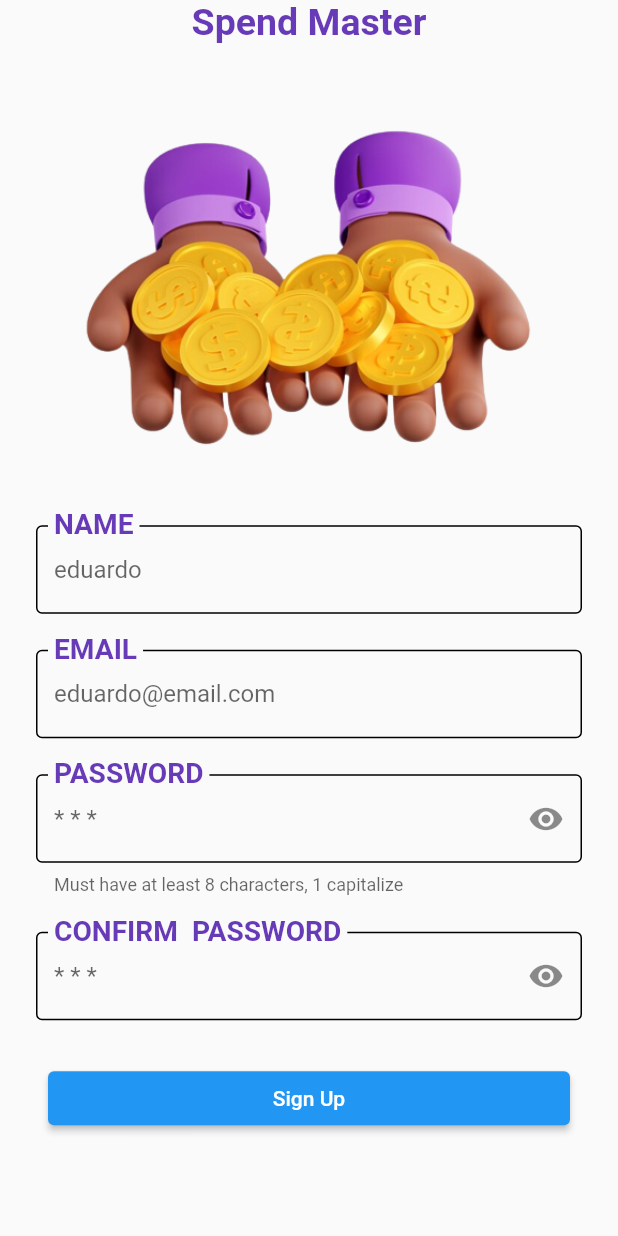
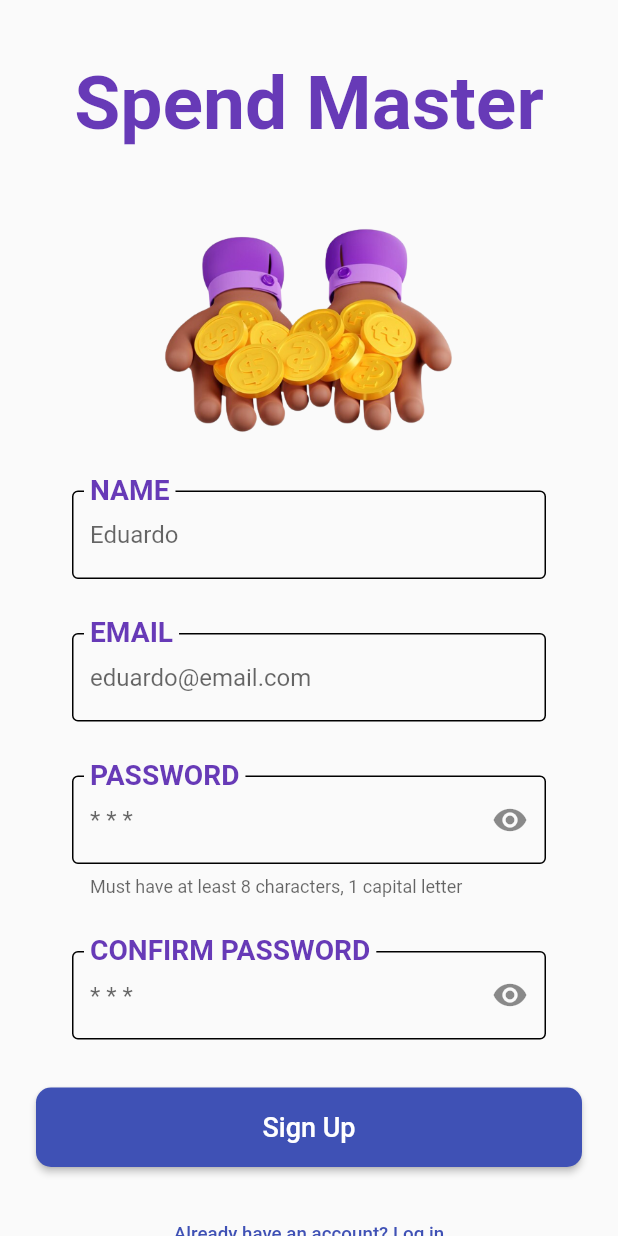
Before and after one commit to EduardoHoltz/Finace-pay, a Flutter app: the screen it shows after launch, on a phone screen of 412 x 824 dp. Run offline on Flutter 3.47's test engine with Material 2 defaults, Android fonts, the phone set to English and light mode, and no system bars.

Commit message:
Sign_up Page Refactor

```diff
--- a/lib/common/widgets/custom_password_form.dart
+++ b/lib/common/widgets/custom_password_form.dart
@@ -1,5 +1,3 @@
-import 'dart:developer';
-
 import 'package:finance_pay/common/widgets/custom_form_text_form_field.dart';
 import 'package:flutter/material.dart';
 
@@ -11,13 +9,15 @@ class PasswordFormField extends StatefulWidget {
   final String? Function(String?)? validator;
   final String? helperText;
 
-  const PasswordFormField(
-      {super.key,
-      this.controller,
-      this.padding,
-      this.hintText,
-      this.labelText,
-      this.validator, this.helperText});
+  const PasswordFormField({
+    Key? key,
+    this.controller,
+    this.padding,
+    this.hintText,
+    this.labelText,
+    this.validator,
+    this.helperText,
+  }) : super(key: key);
 
   @override
   State<PasswordFormField> createState() => _PasswordFormFieldState();
@@ -39,10 +39,9 @@ class _PasswordFormFieldState extends State<PasswordFormField> {
       suffixIcon: InkWell(
         borderRadius: BorderRadius.circular(23.0),
         onTap: () {
-          log('pressed!');
-          // rebuilding obscureText with 'false' value
+          // Toggle the visibility of the password
           setState(() {
-            isHidden = false;
+            isHidden = !isHidden;
           });
         },
         child: Icon(isHidden ? Icons.visibility : Icons.visibility_off),
--- a/lib/features/sign_up/sign_up_view.dart
+++ b/lib/features/sign_up/sign_up_view.dart
@@ -9,7 +9,7 @@ import 'package:finance_pay/common/widgets/custom_text_list_button.dart';
 import 'package:flutter/material.dart';
 
 class SignUpView extends StatefulWidget {
-  const SignUpView({super.key});
+  const SignUpView({Key? key}) : super(key: key);
 
   @override
   State<SignUpView> createState() => _SignUpViewState();
@@ -22,47 +22,61 @@ class _SignUpViewState extends State<SignUpView> {
   @override
   Widget build(BuildContext context) {
     return Scaffold(
-      body: ListView(
+      body: SingleChildScrollView(
+        child: Padding(
+          padding: const EdgeInsets.all(24.0),
+          child: Column(
+            mainAxisAlignment: MainAxisAlignment.center,
+            crossAxisAlignment: CrossAxisAlignment.stretch,
             children: [
-          // Text
-          Text(
+              // Logo
+              Padding(
+                padding: const EdgeInsets.symmetric(vertical: 16.0),
+                child: Text(
                   'Spend Master',
                   textAlign: TextAlign.center,
-            style: AppText.mediumText.copyWith(color: AppColors.pinkColor),
+                  style: AppText.bigText.copyWith(color: AppColors.pinkColor),
+                ),
               ),
 
-          // Img
-          Image.asset('assets/imgs/cellphone_sign_up.png'),
+              // Image
+              Image.asset(
+                'assets/imgs/cellphone_sign_up.png',
+                height: 200,
+              ),
 
               // Form
               Form(
                 key: _formKey,
                 child: Column(
                   children: [
-                // name | email field
+                    // Name | Email fields
                     const CustomTextFormField(
-                  labelText: 'name',
-                  hintText: 'eduardo',
+                      labelText: 'Name',
+                      hintText: 'Eduardo',
                       validator: Validator.nameValidator,
                     ),
+                    const SizedBox(height: 12),
+
                     const CustomTextFormField(
-                  labelText: 'email',
+                      labelText: 'Email',
                       hintText: 'eduardo@email.com',
                       validator: Validator.emailValidator,
                     ),
+                    const SizedBox(height: 12),
 
-                // password field
+                    // Password fields
                     PasswordFormField(
                       controller: _passwordController,
-                  labelText: "password",
+                      labelText: "Password",
                       hintText: '* * *',
                       validator: Validator.passwordValidator,
-                  helperText: 'Must have at least 8 characters, 1 capitalize',
+                      helperText: 'Must have at least 8 characters, 1 capital letter',
                     ),
+                    const SizedBox(height: 12),
 
-                // confirm password field
                     PasswordFormField(
-                  labelText: "confirm  password",
+                      labelText: "Confirm Password",
                       hintText: '* * *',
                       validator: (value) => Validator.passwordConfirmValidator(
                         value,
@@ -75,8 +89,7 @@ class _SignUpViewState extends State<SignUpView> {
 
               // Button
               Padding(
-            padding: const EdgeInsets.only(
-                left: 32.0, right: 32.0, top: 16.0, bottom: 4.0),
+                padding: const EdgeInsets.symmetric(vertical: 20.0),
                 child: ElevatedButton(
                   onPressed: () {
                     final valid = _formKey.currentState != null &&
@@ -88,14 +101,21 @@ class _SignUpViewState extends State<SignUpView> {
                       log('login error');
                     }
                   },
-              child: const Text('Sign Up'),
+                  style: ElevatedButton.styleFrom(
+                    padding: const EdgeInsets.all(16.0),
+                    shape: RoundedRectangleBorder(
+                      borderRadius: BorderRadius.circular(10.0),
+                    ),
+                    backgroundColor: AppColors.purpleColor,
+                  ),
+                  child: const Text(
+                    'Sign Up',
+                    style: TextStyle(fontSize: 18),
+                  ),
                 ),
               ),
 
-          // Spacing
-          const SizedBox(height: 45),
-
-          // Horizontal Align with Gesture Detector that recieve a text list
+              // Horizontal Align with Gesture Detector that receives a text list
               CustomTextListButton(
                 onPressed: () {
                   log('clicked');
@@ -113,6 +133,8 @@ class _SignUpViewState extends State<SignUpView> {
               ),
             ],
           ),
+        ),
+      ),
     );
   }
 }
--- a/lib/main.dart
+++ b/lib/main.dart
@@ -1,6 +1,6 @@
-import 'package:finance_pay/features/introduction/introduction_view.dart';
+// import 'package:finance_pay/features/introduction/introduction_view.dart';
 import 'package:finance_pay/features/sign_up/sign_up_view.dart';
-import 'package:finance_pay/features/splash/splash_view.dart';
+// import 'package:finance_pay/features/splash/splash_view.dart';
 import 'package:flutter/material.dart';
 
 void main(List<String> args) {
```
Lines whose indentation alone changed are shown as unchanged.
